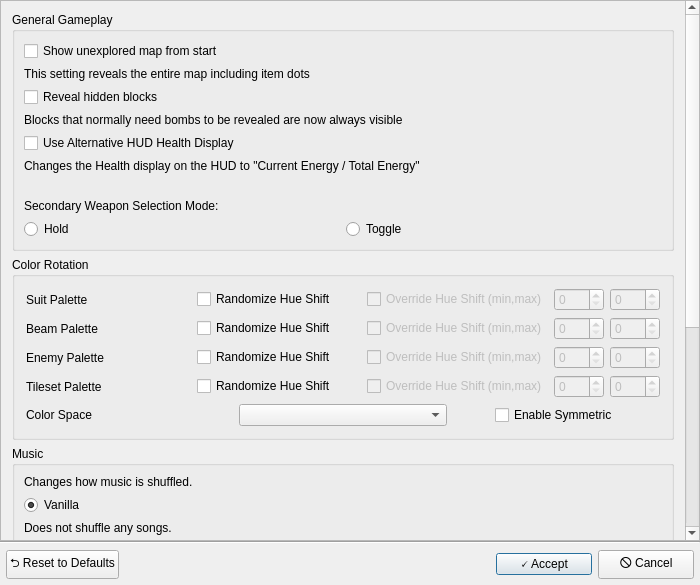
Before: the Qt Designer form randovania/games/fusion/gui/ui_files/fusion_cosmetic_patches_dialog.ui in randovania/randovania, drawn with Qt 5.
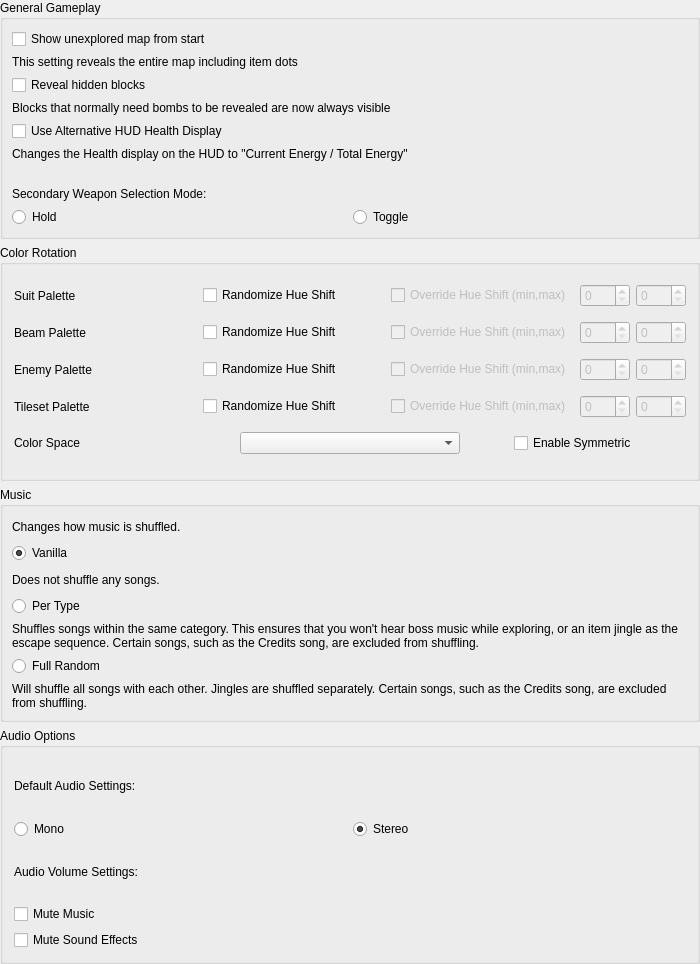
After: the same form once the commit is applied.

Commit message: Abstract common elements into a base cosmetic dialog, and make fusion only have game specifc things

```diff
--- a/randovania/games/fusion/gui/ui_files/fusion_cosmetic_patches_dialog.ui
+++ b/randovania/games/fusion/gui/ui_files/fusion_cosmetic_patches_dialog.ui
@@ -1,13 +1,13 @@
 <?xml version="1.0" encoding="UTF-8"?>
 <ui version="4.0">
  <class>FusionCosmeticPatchesDialog</class>
- <widget class="QDialog" name="FusionCosmeticPatchesDialog">
+ <widget class="QWidget" name="FusionCosmeticPatchesDialog">
   <property name="geometry">
    <rect>
     <x>0</x>
     <y>0</y>
     <width>700</width>
-    <height>585</height>
+    <height>964</height>
    </rect>
   </property>
   <property name="windowTitle">
@@ -15,7 +15,7 @@
   </property>
   <layout class="QVBoxLayout" name="verticalLayout_3">
    <property name="spacing">
-    <number>0</number>
+    <number>6</number>
    </property>
    <property name="leftMargin">
     <number>0</number>
@@ -29,21 +29,6 @@
    <property name="bottomMargin">
     <number>0</number>
    </property>
-   <item>
-    <widget class="QScrollArea" name="scrollArea">
-     <property name="widgetResizable">
-      <bool>true</bool>
-     </property>
-     <widget class="QWidget" name="scroll_area_contents">
-      <property name="geometry">
-       <rect>
-        <x>0</x>
-        <y>-354</y>
-        <width>681</width>
-        <height>898</height>
-       </rect>
-      </property>
-      <layout class="QVBoxLayout" name="verticalLayout">
        <item>
         <widget class="QGroupBox" name="gameplay_box">
          <property name="title">
@@ -668,101 +653,6 @@
           </item>
          </layout>
         </widget>
-       </item>
-       <item>
-        <spacer name="verticalSpacer">
-         <property name="orientation">
-          <enum>Qt::Orientation::Vertical</enum>
-         </property>
-         <property name="sizeHint" stdset="0">
-          <size>
-           <width>20</width>
-           <height>40</height>
-          </size>
-         </property>
-        </spacer>
-       </item>
-      </layout>
-     </widget>
-    </widget>
-   </item>
-   <item>
-    <widget class="Line" name="line">
-     <property name="orientation">
-      <enum>Qt::Orientation::Horizontal</enum>
-     </property>
-    </widget>
-   </item>
-   <item>
-    <layout class="QHBoxLayout" name="footer_layout">
-     <property name="leftMargin">
-      <number>6</number>
-     </property>
-     <property name="topMargin">
-      <number>6</number>
-     </property>
-     <property name="rightMargin">
-      <number>6</number>
-     </property>
-     <property name="bottomMargin">
-      <number>6</number>
-     </property>
-     <item>
-      <widget class="QPushButton" name="reset_button">
-       <property name="text">
-        <string notr="true">⮌ Reset to Defaults</string>
-       </property>
-      </widget>
-     </item>
-     <item>
-      <spacer name="horizontalSpacer_2">
-       <property name="orientation">
-        <enum>Qt::Orientation::Horizontal</enum>
-       </property>
-       <property name="sizeHint" stdset="0">
-        <size>
-         <width>40</width>
-         <height>20</height>
-        </size>
-       </property>
-      </spacer>
-     </item>
-     <item>
-      <widget class="QPushButton" name="accept_button">
-       <property name="sizePolicy">
-        <sizepolicy hsizetype="Minimum" vsizetype="Fixed">
-         <horstretch>0</horstretch>
-         <verstretch>0</verstretch>
-        </sizepolicy>
-       </property>
-       <property name="minimumSize">
-        <size>
-         <width>96</width>
-         <height>0</height>
-        </size>
-       </property>
-       <property name="text">
-        <string notr="true">🗸 Accept</string>
-       </property>
-       <property name="default">
-        <bool>true</bool>
-       </property>
-      </widget>
-     </item>
-     <item>
-      <widget class="QPushButton" name="cancel_button">
-       <property name="minimumSize">
-        <size>
-         <width>96</width>
-         <height>0</height>
-        </size>
-       </property>
-       <property name="text">
-        <string notr="true">🛇 Cancel</string>
-       </property>
-      </widget>
-     </item>
-    </layout>
    </item>
   </layout>
  </widget>
```
Lines whose indentation alone changed are shown as unchanged. The commit also changes 7 other files.
